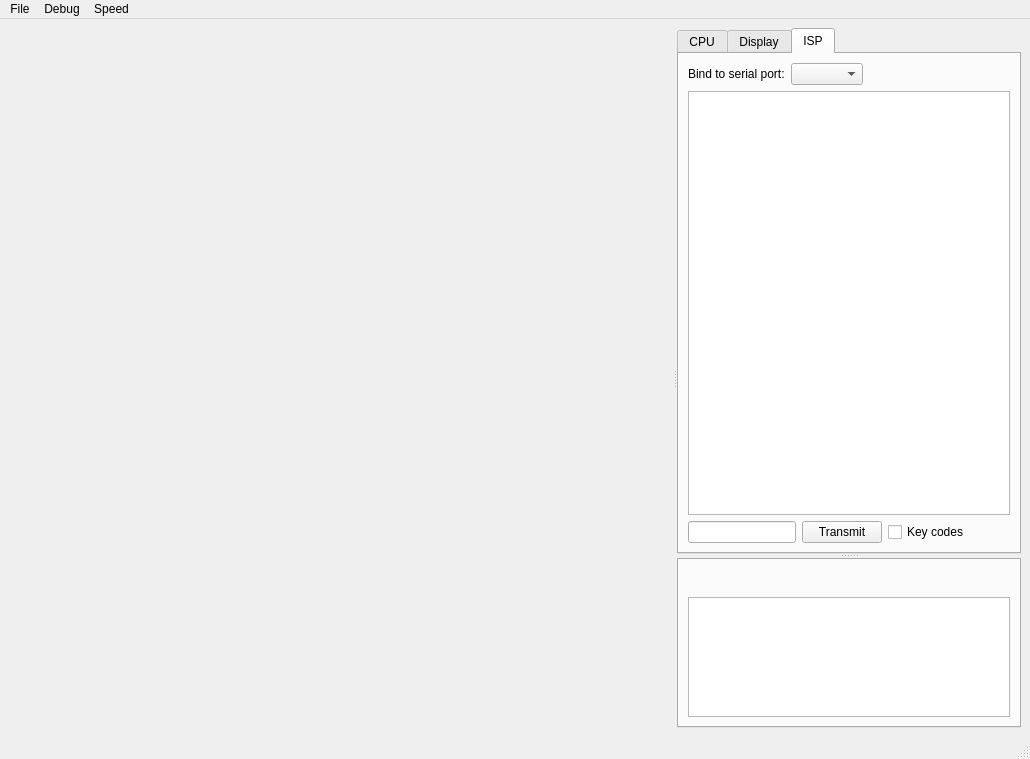
This is ui/main_window.ui in azya52/Emulator2000 as Qt 5 draws it before an edit. The edited form follows.
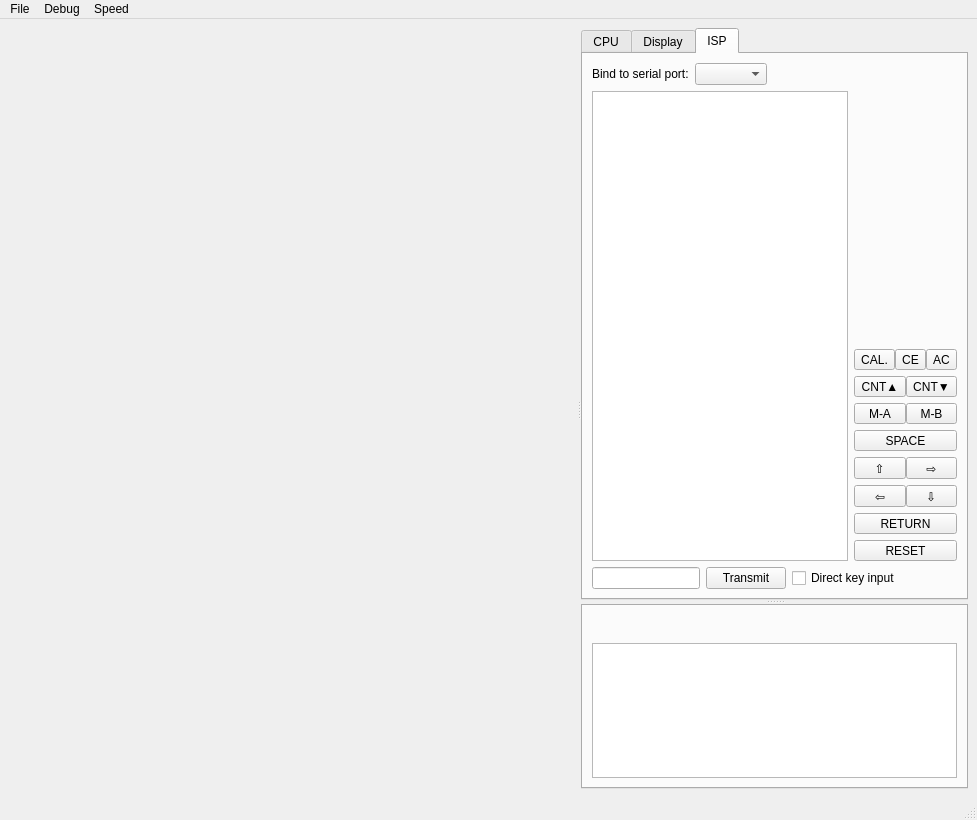
This is the edited form. The open tabs and pages were chosen to show the change. Icons and pictures are not drawn.

```diff
--- a/ui/main_window.ui
+++ b/ui/main_window.ui
@@ -6,8 +6,8 @@
    <rect>
     <x>0</x>
     <y>0</y>
-    <width>1030</width>
-    <height>759</height>
+    <width>977</width>
+    <height>820</height>
    </rect>
   </property>
   <property name="minimumSize">
@@ -25,7 +25,7 @@
   </property>
   <widget class="QWidget" name="centralwidget">
    <layout class="QGridLayout" name="gridLayout_4">
-    <item row="0" column="1">
+    <item row="0" column="0">
      <widget class="QSplitter" name="mainSplitter">
       <property name="orientation">
        <enum>Qt::Horizontal</enum>
@@ -2096,11 +2096,17 @@
          </layout>
         </widget>
         <widget class="QWidget" name="ISPTab">
+         <property name="sizePolicy">
+          <sizepolicy hsizetype="Preferred" vsizetype="Preferred">
+           <horstretch>0</horstretch>
+           <verstretch>0</verstretch>
+          </sizepolicy>
+         </property>
          <attribute name="title">
           <string>ISP</string>
          </attribute>
-         <layout class="QGridLayout" name="gridLayout_5">
-          <item row="1" column="0">
+         <layout class="QVBoxLayout" name="verticalLayout_6">
+          <item>
            <layout class="QHBoxLayout" name="horizontalLayout_2">
             <item>
              <widget class="QLabel" name="label_6">
@@ -2143,7 +2149,314 @@
             </item>
            </layout>
           </item>
-          <item row="3" column="0">
+          <item>
+           <layout class="QHBoxLayout" name="horizontalLayout_4">
+            <item>
+             <widget class="QListWidget" name="terminalList"/>
+            </item>
+            <item>
+             <layout class="QVBoxLayout" name="verticalLayout_9">
+              <item>
+               <spacer name="verticalSpacer">
+                <property name="orientation">
+                 <enum>Qt::Vertical</enum>
+                </property>
+                <property name="sizeHint" stdset="0">
+                 <size>
+                  <width>20</width>
+                  <height>40</height>
+                 </size>
+                </property>
+               </spacer>
+              </item>
+              <item>
+               <layout class="QHBoxLayout" name="horizontalLayout_10">
+                <property name="spacing">
+                 <number>0</number>
+                </property>
+                <item>
+                 <widget class="QToolButton" name="ispCalcButton">
+                  <property name="sizePolicy">
+                   <sizepolicy hsizetype="Preferred" vsizetype="Fixed">
+                    <horstretch>0</horstretch>
+                    <verstretch>0</verstretch>
+                   </sizepolicy>
+                  </property>
+                  <property name="text">
+                   <string>CAL.</string>
+                  </property>
+                  <property name="key_code" stdset="0">
+                   <number>16</number>
+                  </property>
+                 </widget>
+                </item>
+                <item>
+                 <widget class="QToolButton" name="ispCEButton">
+                  <property name="sizePolicy">
+                   <sizepolicy hsizetype="Preferred" vsizetype="Fixed">
+                    <horstretch>0</horstretch>
+                    <verstretch>0</verstretch>
+                   </sizepolicy>
+                  </property>
+                  <property name="text">
+                   <string>CE</string>
+                  </property>
+                  <property name="shortcut">
+                   <string>Backspace</string>
+                  </property>
+                  <property name="key_code" stdset="0">
+                   <number>91</number>
+                  </property>
+                 </widget>
+                </item>
+                <item>
+                 <widget class="QToolButton" name="ispACButton">
+                  <property name="sizePolicy">
+                   <sizepolicy hsizetype="Preferred" vsizetype="Fixed">
+                    <horstretch>0</horstretch>
+                    <verstretch>0</verstretch>
+                   </sizepolicy>
+                  </property>
+                  <property name="text">
+                   <string>AC</string>
+                  </property>
+                  <property name="shortcut">
+                   <string>Esc</string>
+                  </property>
+                  <property name="key_code" stdset="0">
+                   <number>93</number>
+                  </property>
+                 </widget>
+                </item>
+               </layout>
+              </item>
+              <item>
+               <layout class="QHBoxLayout" name="horizontalLayout_5">
+                <property name="spacing">
+                 <number>0</number>
+                </property>
+                <item>
+                 <widget class="QToolButton" name="ispCntUpButton">
+                  <property name="sizePolicy">
+                   <sizepolicy hsizetype="Preferred" vsizetype="Fixed">
+                    <horstretch>0</horstretch>
+                    <verstretch>0</verstretch>
+                   </sizepolicy>
+                  </property>
+                  <property name="text">
+                   <string>CNT▲</string>
+                  </property>
+                  <property name="key_code" stdset="0">
+                   <number>31</number>
+                  </property>
+                 </widget>
+                </item>
+                <item>
+                 <widget class="QToolButton" name="ispCntDwnButton">
+                  <property name="sizePolicy">
+                   <sizepolicy hsizetype="Preferred" vsizetype="Fixed">
+                    <horstretch>0</horstretch>
+                    <verstretch>0</verstretch>
+                   </sizepolicy>
+                  </property>
+                  <property name="text">
+                   <string>CNT▼</string>
+                  </property>
+                  <property name="key_code" stdset="0">
+                   <number>18</number>
+                  </property>
+                 </widget>
+                </item>
+               </layout>
+              </item>
+              <item>
+               <layout class="QHBoxLayout" name="horizontalLayout_8">
+                <property name="spacing">
+                 <number>0</number>
+                </property>
+                <item>
+                 <widget class="QToolButton" name="ispMAButton">
+                  <property name="sizePolicy">
+                   <sizepolicy hsizetype="Preferred" vsizetype="Fixed">
+                    <horstretch>0</horstretch>
+                    <verstretch>0</verstretch>
+                   </sizepolicy>
+                  </property>
+                  <property name="text">
+                   <string>M-A</string>
+                  </property>
+                  <property name="key_code" stdset="0">
+                   <number>6</number>
+                  </property>
+                 </widget>
+                </item>
+                <item>
+                 <widget class="QToolButton" name="ispMBButton">
+                  <property name="sizePolicy">
+                   <sizepolicy hsizetype="Preferred" vsizetype="Fixed">
+                    <horstretch>0</horstretch>
+                    <verstretch>0</verstretch>
+                   </sizepolicy>
+                  </property>
+                  <property name="text">
+                   <string>M-B</string>
+                  </property>
+                  <property name="key_code" stdset="0">
+                   <number>7</number>
+                  </property>
+                 </widget>
+                </item>
+               </layout>
+              </item>
+              <item>
+               <widget class="QToolButton" name="ispSpaceButton">
+                <property name="sizePolicy">
+                 <sizepolicy hsizetype="Preferred" vsizetype="Fixed">
+                  <horstretch>0</horstretch>
+                  <verstretch>0</verstretch>
+                 </sizepolicy>
+                </property>
+                <property name="text">
+                 <string>SPACE</string>
+                </property>
+                <property name="shortcut">
+                 <string>Space</string>
+                </property>
+                <property name="key_code" stdset="0">
+                 <number>32</number>
+                </property>
+               </widget>
+              </item>
+              <item>
+               <layout class="QHBoxLayout" name="horizontalLayout_6" stretch="0,0">
+                <property name="spacing">
+                 <number>0</number>
+                </property>
+                <item>
+                 <widget class="QToolButton" name="ispUpButton">
+                  <property name="sizePolicy">
+                   <sizepolicy hsizetype="Preferred" vsizetype="Fixed">
+                    <horstretch>0</horstretch>
+                    <verstretch>0</verstretch>
+                   </sizepolicy>
+                  </property>
+                  <property name="text">
+                   <string>⇧</string>
+                  </property>
+                  <property name="shortcut">
+                   <string>Up</string>
+                  </property>
+                  <property name="key_code" stdset="0">
+                   <number>10</number>
+                  </property>
+                 </widget>
+                </item>
+                <item>
+                 <widget class="QToolButton" name="ispLeftButton">
+                  <property name="sizePolicy">
+                   <sizepolicy hsizetype="Preferred" vsizetype="Fixed">
+                    <horstretch>0</horstretch>
+                    <verstretch>0</verstretch>
+                   </sizepolicy>
+                  </property>
+                  <property name="text">
+                   <string>⇨</string>
+                  </property>
+                  <property name="shortcut">
+                   <string>Right</string>
+                  </property>
+                  <property name="key_code" stdset="0">
+                   <number>9</number>
+                  </property>
+                 </widget>
+                </item>
+               </layout>
+              </item>
+              <item>
+               <layout class="QHBoxLayout" name="horizontalLayout_9">
+                <property name="spacing">
+                 <number>0</number>
+                </property>
+                <item>
+                 <widget class="QToolButton" name="ispRightButton">
+                  <property name="sizePolicy">
+                   <sizepolicy hsizetype="Preferred" vsizetype="Fixed">
+                    <horstretch>0</horstretch>
+                    <verstretch>0</verstretch>
+                   </sizepolicy>
+                  </property>
+                  <property name="text">
+                   <string>⇦</string>
+                  </property>
+                  <property name="shortcut">
+                   <string>Left</string>
+                  </property>
+                  <property name="key_code" stdset="0">
+                   <number>8</number>
+                  </property>
+                 </widget>
+                </item>
+                <item>
+                 <widget class="QToolButton" name="ispDownButton">
+                  <property name="sizePolicy">
+                   <sizepolicy hsizetype="Preferred" vsizetype="Fixed">
+                    <horstretch>0</horstretch>
+                    <verstretch>0</verstretch>
+                   </sizepolicy>
+                  </property>
+                  <property name="text">
+                   <string>⇩</string>
+                  </property>
+                  <property name="shortcut">
+                   <string>Down</string>
+                  </property>
+                  <property name="key_code" stdset="0">
+                   <number>11</number>
+                  </property>
+                 </widget>
+                </item>
+               </layout>
+              </item>
+              <item>
+               <widget class="QToolButton" name="ispReturnButton">
+                <property name="sizePolicy">
+                 <sizepolicy hsizetype="Preferred" vsizetype="Fixed">
+                  <horstretch>0</horstretch>
+                  <verstretch>0</verstretch>
+                 </sizepolicy>
+                </property>
+                <property name="text">
+                 <string>RETURN</string>
+                </property>
+                <property name="shortcut">
+                 <string>Enter</string>
+                </property>
+                <property name="key_code" stdset="0">
+                 <number>13</number>
+                </property>
+               </widget>
+              </item>
+              <item>
+               <widget class="QToolButton" name="ispResetButton">
+                <property name="sizePolicy">
+                 <sizepolicy hsizetype="Preferred" vsizetype="Fixed">
+                  <horstretch>0</horstretch>
+                  <verstretch>0</verstretch>
+                 </sizepolicy>
+                </property>
+                <property name="text">
+                 <string>RESET</string>
+                </property>
+                <property name="key_code" stdset="0">
+                 <number>21</number>
+                </property>
+               </widget>
+              </item>
+             </layout>
+            </item>
+           </layout>
+          </item>
+          <item>
            <layout class="QHBoxLayout" name="horizontalLayout_3">
             <item>
              <widget class="QLineEdit" name="serialDataEdit">
@@ -2168,7 +2481,7 @@
             <item>
              <widget class="QCheckBox" name="keyCodesCheckBox">
               <property name="text">
-               <string>Key codes</string>
+               <string>Direct key input</string>
               </property>
              </widget>
             </item>
@@ -2187,9 +2500,6 @@
             </item>
            </layout>
           </item>
-          <item row="2" column="0">
-           <widget class="QListWidget" name="terminalList"/>
-          </item>
          </layout>
         </widget>
        </widget>
@@ -2382,7 +2692,7 @@
     <rect>
      <x>0</x>
      <y>0</y>
-     <width>1030</width>
+     <width>977</width>
      <height>21</height>
     </rect>
    </property>
```
Left out of the diff: 232 changed lines with no effect on the pictures.
